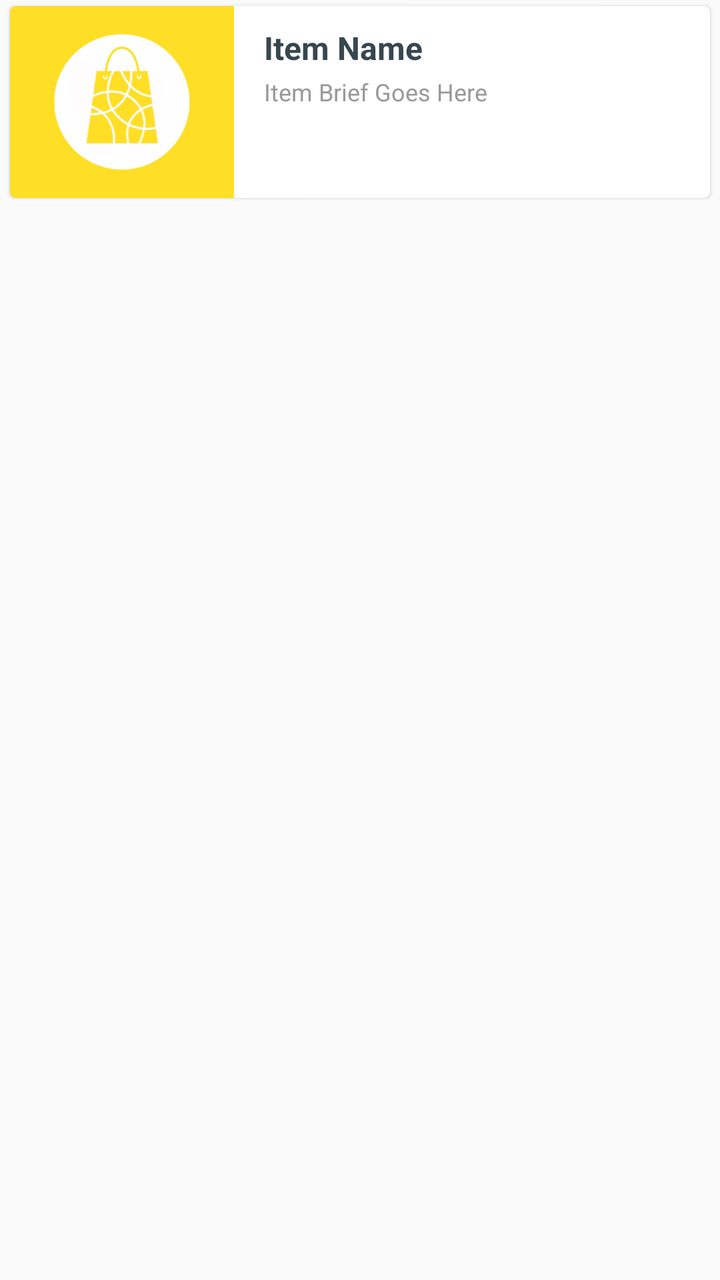
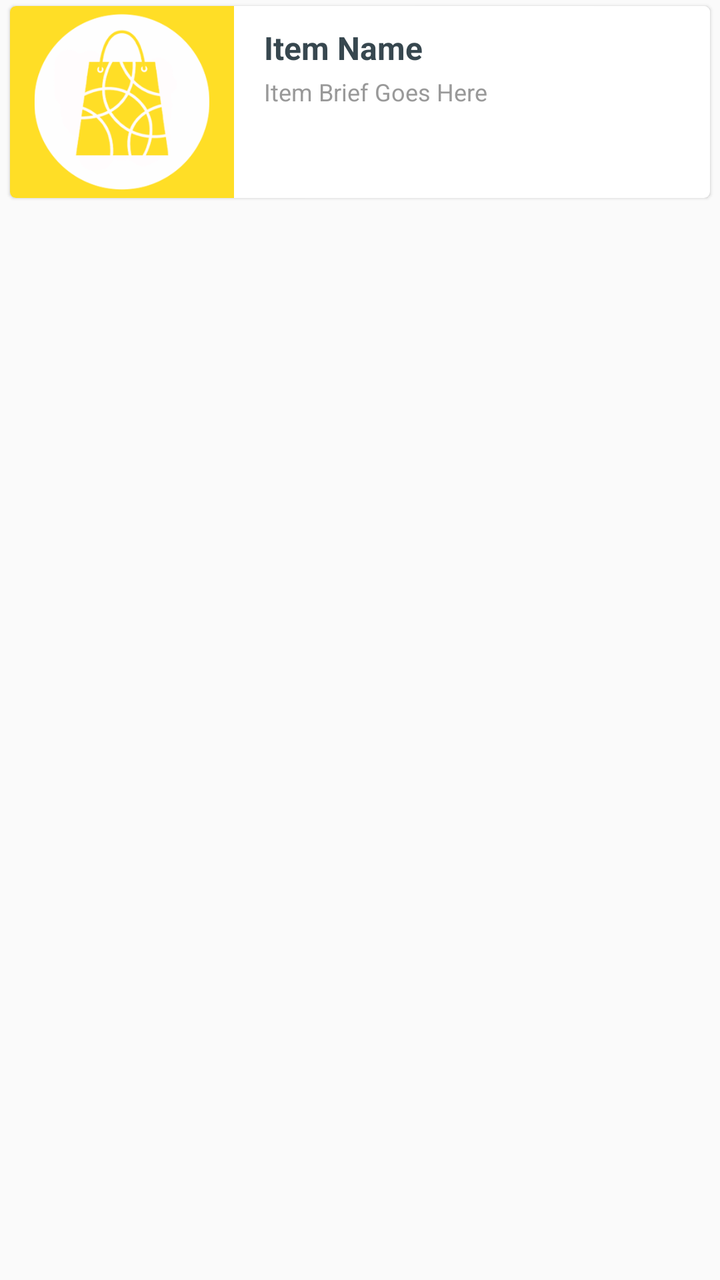

Before-and-after screenshots of an Android layout around one commit, followed by the original layout XML and the change that was made.
<!-- AndroidManifest.xml: application theme AppTheme -->
<!-- res/layout/item_category.xml -->
<?xml version="1.0" encoding="utf-8"?>
<RelativeLayout xmlns:android="http://schemas.android.com/apk/res/android"
    xmlns:app="http://schemas.android.com/apk/res-auto"
    android:layout_width="wrap_content"
    android:layout_height="wrap_content">

    <androidx.cardview.widget.CardView
        android:layout_width="match_parent"
        android:layout_height="wrap_content"
        android:layout_marginBottom="@dimen/spacing_small"
        android:layout_marginLeft="@dimen/spacing_medium"
        android:layout_marginRight="@dimen/spacing_medium"
        android:layout_marginTop="@dimen/spacing_small"
        android:clipToPadding="false"
        app:cardBackgroundColor="@android:color/white"
        app:cardCornerRadius="@dimen/card_radius"
        app:cardElevation="@dimen/card_elevation"
        app:cardUseCompatPadding="false">

        <FrameLayout
            android:id="@+id/lyt_parent"
            style="@style/RippleStyleBlack"
            android:layout_width="match_parent"
            android:layout_height="match_parent">

            <LinearLayout
                android:layout_width="match_parent"
                android:layout_height="match_parent"
                android:orientation="horizontal">

                <LinearLayout
                    android:id="@+id/lyt_color"
                    android:layout_width="112dp"
                    android:layout_height="96dp"
                    android:background="@color/colorAccent"
                    android:gravity="center"
                    android:padding="14dp">

                    <ImageView
                        android:id="@+id/image"
                        android:layout_width="match_parent"
                        android:layout_height="match_parent"
                        android:contentDescription="@string/title_category"
                        android:scaleType="centerInside"
                        android:src="@drawable/ic_logo" />

                </LinearLayout>

                <LinearLayout
                    android:layout_width="match_parent"
                    android:layout_height="wrap_content"
                    android:background="@android:color/white"
                    android:orientation="vertical"
                    android:paddingBottom="@dimen/spacing_middle"
                    android:paddingLeft="@dimen/spacing_large"
                    android:paddingRight="@dimen/spacing_large"
                    android:paddingTop="@dimen/spacing_middle">

                    <TextView
                        android:id="@+id/name"
                        android:layout_width="wrap_content"
                        android:layout_height="wrap_content"
                        android:text="Item Name"
                        android:textAppearance="@style/Base.TextAppearance.AppCompat.Subhead"
                        android:textColor="@color/grey_80"
                        android:textStyle="bold" />

                    <TextView
                        android:id="@+id/brief"
                        android:layout_width="wrap_content"
                        android:layout_height="wrap_content"
                        android:layout_marginTop="@dimen/spacing_small"
                        android:maxLines="2"
                        android:text="Item Brief Goes Here"
                        android:textAppearance="@style/Base.TextAppearance.AppCompat.Caption"
                        android:textColor="@color/grey_40" />

                </LinearLayout>
            </LinearLayout>

        </FrameLayout>

    </androidx.cardview.widget.CardView>

</RelativeLayout>
<!-- resources referenced by this layout -->
<resources>
  <color name="colorAccent">#FFDE26</color>
  <color name="grey_40">#999999</color>
  <color name="grey_80">#37474F</color>
  <dimen name="card_elevation">1dp</dimen>
  <dimen name="card_radius">3dp</dimen>
  <dimen name="spacing_large">15dp</dimen>
  <dimen name="spacing_medium">5dp</dimen>
  <dimen name="spacing_middle">10dp</dimen>
  <dimen name="spacing_small">3dp</dimen>
  <!-- drawable ic_logo: png bitmap (drawable, 21548 bytes) -->
  <string name="title_category">Categories</string>
  <style name="RippleStyleBlack" parent="RippleStyleWhite" />
  <style name="AppTheme" parent="Theme.AppCompat.Light.NoActionBar">
          
          <item name="colorPrimary">@color/colorPrimary</item>
          <item name="colorPrimaryDark">@color/colorPrimaryDark</item>
          <item name="colorAccent">@color/colorAccent</item>
          <item name="colorControlNormal">@color/grey_60</item>
          <item name="fontFamily">@font/iransans</item>
      </style>
  <style name="RippleStyleWhite">
          <item name="android:foreground">?attr/selectableItemBackground</item>
          <item name="android:clickable">true</item>
          <item name="android:focusable">true</item>
      </style>
  <color name="colorPrimary">#4DB151</color>
  <color name="colorPrimaryDark">#429E45</color>
  <color name="grey_60">#666666</color>
</resources>

<!-- the commit's change to res/layout/item_category.xml (unified diff, before → after) -->
@@ -34,7 +34,7 @@
                     android:layout_height="96dp"
                     android:background="@color/colorAccent"
                     android:gravity="center"
-                    android:padding="14dp">
+                    android:padding="4dp">
 
                     <ImageView
                         android:id="@+id/image"
